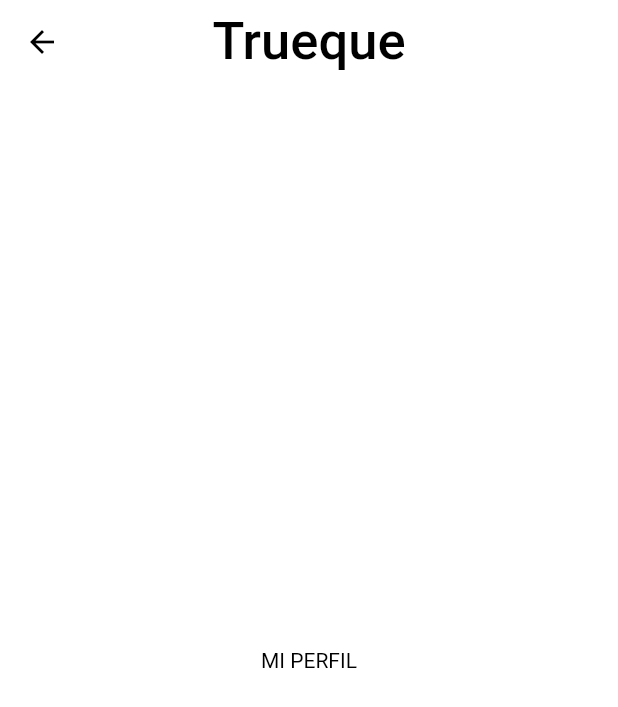
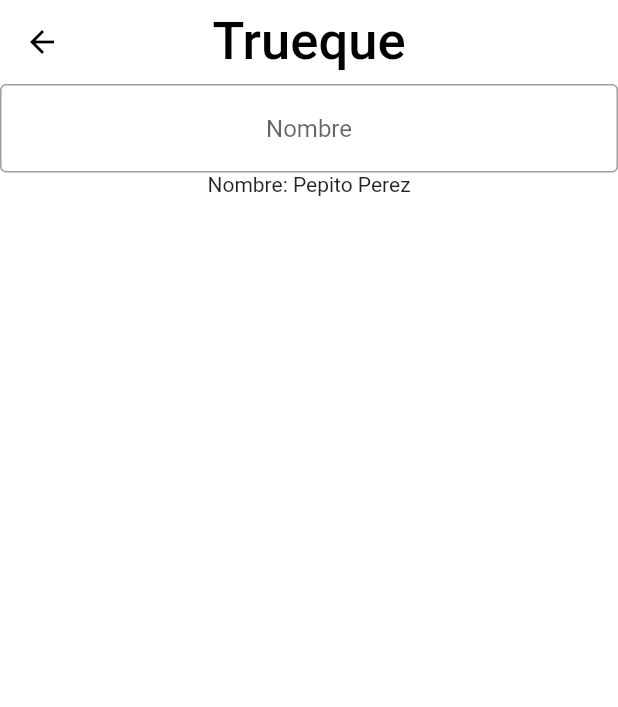
Before and after one commit to andreti03/TRUEQUE, a Flutter app: the MyProfile screen opened directly, on a phone screen of 412 x 824 dp. Shown: the top 707 px of the screen. Run offline on Flutter 3.47's test engine with Material 2 defaults, Android fonts, the phone set to English and light mode, and no system bars; our stand-ins replace flutter_map, flutter_svg, get, latlong2, location.

Commit message:
Pruebas GetX

```diff
--- a/lib/Controllers/controller.dart
+++ b/lib/Controllers/controller.dart
@@ -1,9 +1,38 @@
+import 'package:flutter/cupertino.dart';
 import 'package:get/get.dart';
 
 class Controller extends GetxController {
-  var _name = ''.obs;
-  var _image_path = ''.obs;
-  var list_products = [].obs;
-  var notifications = [].obs;
-  var is_log = false.obs;
+  var _name = 'Pepito Perez'.obs;
+  var _imagePath = 'assets/images/Profile_Image.png'.obs;
+  var _listProducts = ['Papa pastusa', 'Uvas'].obs;
+  var _notifications = ['Compro papa', 'Compro uvas'].obs;
+  var _isLog = false.obs;
+  final nameController = TextEditingController();
+
+  String get name => _name.value;
+  String get imagePath => _imagePath.value;
+  List<String> get listProducts => [..._listProducts];
+  List<String> get notifications => [..._notifications];
+  bool get isLog => _isLog.value;
+
+  String? validator(String value) {
+    if (value.isEmpty) {
+      return 'Please this field must be filled';
+    }
+    return null;
+  }
+
+  void usernameChanged(String val) {
+    _name.value = val;
+    update();
+  }
+
+  Future<bool> Function() submitFunction() {
+    return () async {
+      print('Make database call to create ${_name.value} account');
+      await Future.delayed(
+          Duration(seconds: 1), () => print('User account created'));
+      return true;
+    };
+  }
 }
--- a/lib/Screens/Pages/Profile/ProfileMenu/my_profile.dart
+++ b/lib/Screens/Pages/Profile/ProfileMenu/my_profile.dart
@@ -1,9 +1,20 @@
 import 'package:flutter/material.dart';
 import 'package:get/get.dart';
+import 'package:trueque/Controllers/controller.dart';
 
 class MyProfile extends StatelessWidget {
+  MyProfile({Key? key}) : super(key: key);
+
+  final nameController = TextEditingController();
+
+  void _search(Controller controller, String val) {
+    controller.usernameChanged(val);
+    print(controller.name);
+  }
+
   @override
   Widget build(BuildContext context) {
+    Controller controller = Get.put(Controller());
     return Scaffold(
       appBar: AppBar(
         elevation: 0,
@@ -23,9 +34,19 @@ class MyProfile extends StatelessWidget {
             )),
       ),
       body: Center(
-        child: Text(
-          'MI PERFIL',
-          style: TextStyle(color: Colors.black),
+        child: Column(
+          children: [
+            TextField(
+                textAlign: TextAlign.center,
+                controller: nameController,
+                onChanged: (nameText) => _search(controller, nameText),
+                decoration: InputDecoration(
+                  hintText: 'Nombre',
+                  border: OutlineInputBorder(),
+                  focusedBorder: OutlineInputBorder(),
+                )),
+            Obx(() => Text('Nombre: ${controller.name}'))
+          ],
         ),
       ),
     );
--- a/lib/main.dart
+++ b/lib/main.dart
@@ -1,9 +1,11 @@
 import 'package:flutter/material.dart';
+import 'package:trueque/Controllers/controller.dart';
 import 'package:trueque/Screens/Welcome/welcome_screen.dart';
 import 'package:trueque/constants.dart';
 import 'package:get/get.dart';
 
 void main() {
+  Get.lazyPut<Controller>(() => Controller());
   runApp(MyApp());
 }
 
```
